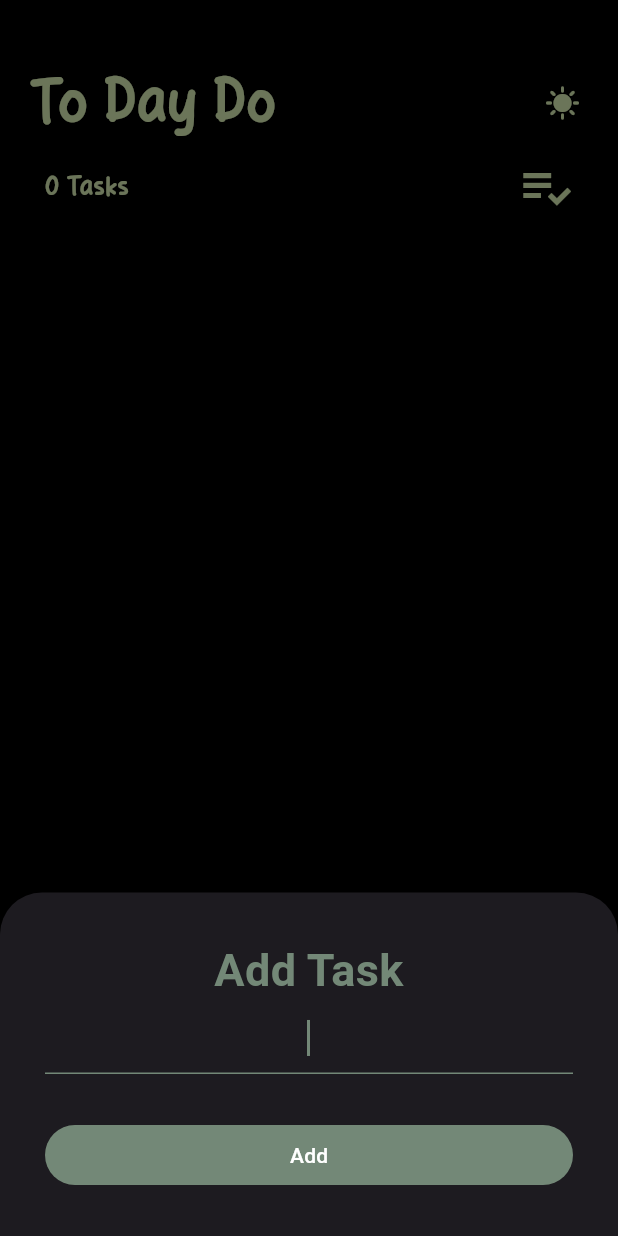
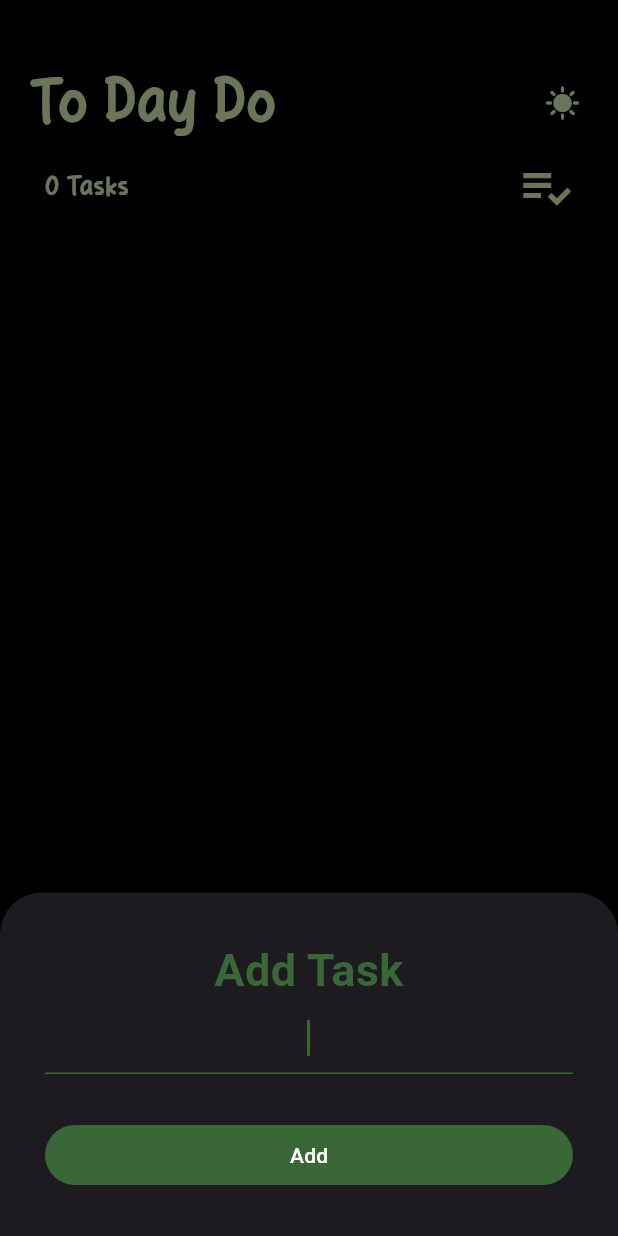
Before and after one commit to AlaaAyesh/To-Day-Do, a Flutter app: the screen it shows after launch, after a tap on the "brightness 2" icon, after a tap on the "add" icon, on a phone screen of 412 x 824 dp. Run offline on Flutter 3.47's test engine with Material 3 defaults, Android fonts, the phone set to English and light mode, and no system bars; our stand-ins replace shared_preferences.

Commit message:
edit theme

```diff
--- a/lib/core/global/colors/app_color.dart
+++ b/lib/core/global/colors/app_color.dart
@@ -2,7 +2,7 @@ import 'dart:ui';
 
 
 class AppColors{
-  static const Color greenSpringRain=Color(0xff738877);
+  static const Color greenSpringRain=Color(0xff396737);
   static const Color chiffon=Color(0xffE9FFC2);
   static const Color lightBeige=Color(0xffFDFFAE);
 }
```
